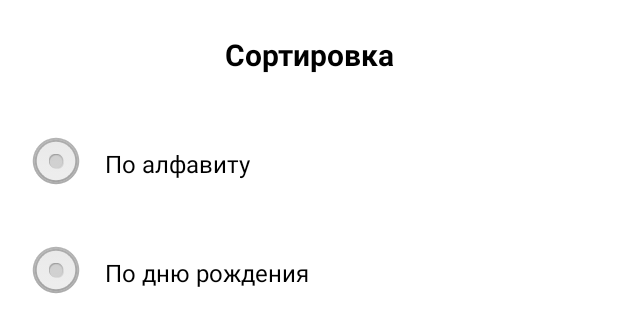
After one commit to alexandrbirichevskiy/appKODE_task, an Android app: the layout bottom_sheet.xml on its own in the app's theme, with its tools: preview values and no code run, on a phone screen of 412 x 824 dp. The commit adds this screen. Shown: the top 333 px of the screen. Run offline under Robolectric (Android 15) with nearby library versions, the phone set to English and light mode, and no system bars.

Commit message:
add bottom menu layout

```diff
--- a/app/src/main/res/animator/tab_selector.xml
+++ /dev/null
@@ -1,5 +0,0 @@
-<?xml version="1.0" encoding="utf-8"?>
-<selector xmlns:android="http://schemas.android.com/apk/res/android">
-    <item android:color="@color/title_color_text_view" android:state_selected="true"/>
-    <item android:alpha="0.60" android:color="@color/user_tag_color_text_view"/>
-</selector>
--- /dev/null
+++ b/app/src/main/res/drawable/dialog_bottom_sheet.xml
@@ -0,0 +1,14 @@
+<?xml version="1.0" encoding="utf-8"?>
+<shape xmlns:android="http://schemas.android.com/apk/res/android">
+
+    <solid android:color="@color/white"/>
+
+    <corners
+        android:topLeftRadius="30dp"
+        android:topRightRadius="30dp"/>
+
+    <padding
+        android:left="10dp"
+        android:right="10dp"/>
+
+</shape>
--- /dev/null
+++ b/app/src/main/res/layout/bottom_sheet.xml
@@ -0,0 +1,38 @@
+<?xml version="1.0" encoding="utf-8"?>
+<LinearLayout xmlns:android="http://schemas.android.com/apk/res/android"
+    android:layout_width="match_parent"
+    android:layout_height="218dp"
+    android:layout_marginHorizontal="8dp"
+    android:background="@drawable/dialog_bottom_sheet"
+    android:orientation="vertical">
+
+    <TextView
+        android:id="@+id/sorting_text_view"
+        android:layout_width="match_parent"
+        android:layout_height="0dp"
+        android:layout_weight="1"
+        android:gravity="center"
+        android:text="@string/sorting_bs_text_view"
+        android:textColor="@color/black"
+        android:textSize="20sp"
+        android:textStyle="bold" />
+
+    <CheckBox
+        android:layout_width="match_parent"
+        android:layout_height="0dp"
+        android:layout_weight="1"
+        android:button="@android:drawable/btn_radio"
+        android:paddingStart="14dp"
+        android:text="По алфавиту"
+        android:textSize="16sp" />
+
+    <CheckBox
+        android:layout_width="match_parent"
+        android:layout_height="0dp"
+        android:layout_weight="1"
+        android:button="@android:drawable/btn_radio"
+        android:paddingStart="14dp"
+        android:text="По дню рождения"
+        android:textSize="16sp" />
+
+</LinearLayout>
--- a/app/src/main/res/values/strings.xml
+++ b/app/src/main/res/values/strings.xml
@@ -4,4 +4,5 @@
     <string name="server_error_title_text">Какой-то сверхразум все сломал</string>
     <string name="server_error_headline_text">Постараемся быстро починить</string>
     <string name="server_error_refresh_text">Попробовать снова</string>
+    <string name="sorting_bs_text_view">Сортировка</string>
 </resources>
--- a/app/src/main/res/values/themes.xml
+++ b/app/src/main/res/values/themes.xml
@@ -58,4 +58,9 @@
         <item name="android:textAllCaps">false</item>
         <item name="android:background">@color/white</item>
     </style>
+
+    <style name="bottom_sheet_animation">
+        <item name="android:windowEnterAnimation">@anim/slide_in_bottom</item>
+        <item name="android:windowExitAnimation">@anim/slide_out_bottom</item>
+    </style>
 </resources>
```
Also changed, not shown: app/src/main/java/com/alexbirichevskiy/appkodetask/ui/MainActivity.kt (+28 -2 lines), app/src/main/res/anim/slide_in_bottom.xml (added, +8 -0 lines), app/src/main/res/anim/slide_out_bottom.xml (added, +8 -0 lines), app/src/main/res/drawable/ic_baseline_sort_24.xml (added, +16 -0 lines), app/src/main/res/menu/menu.xml (+9 -2 lines).
